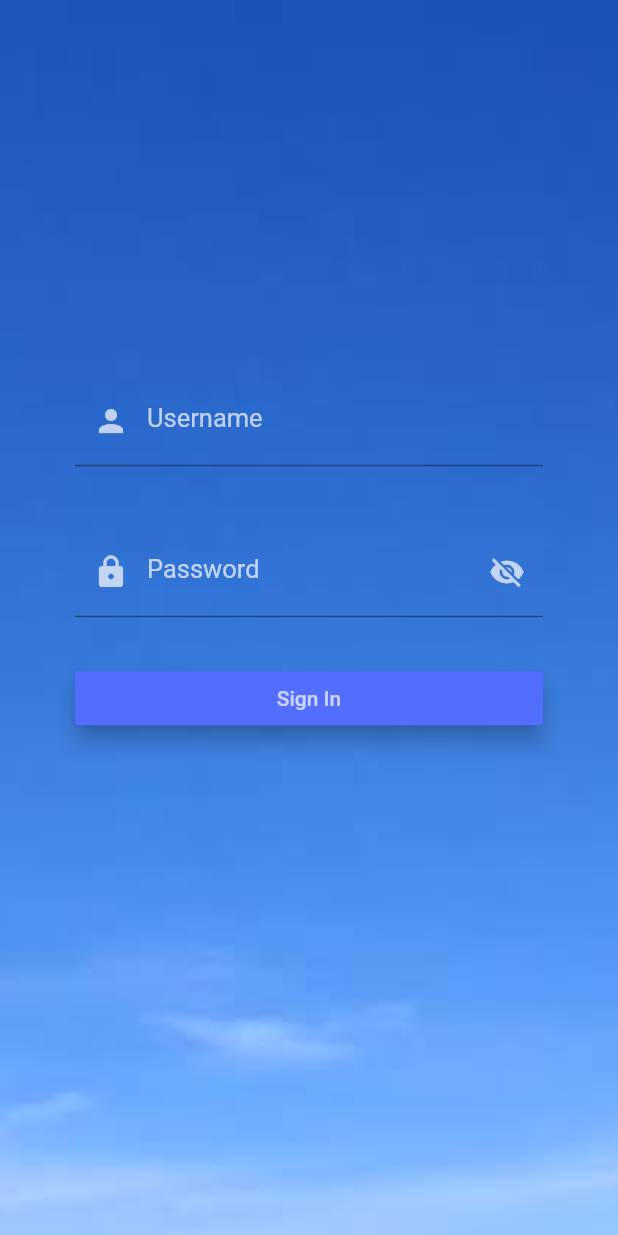
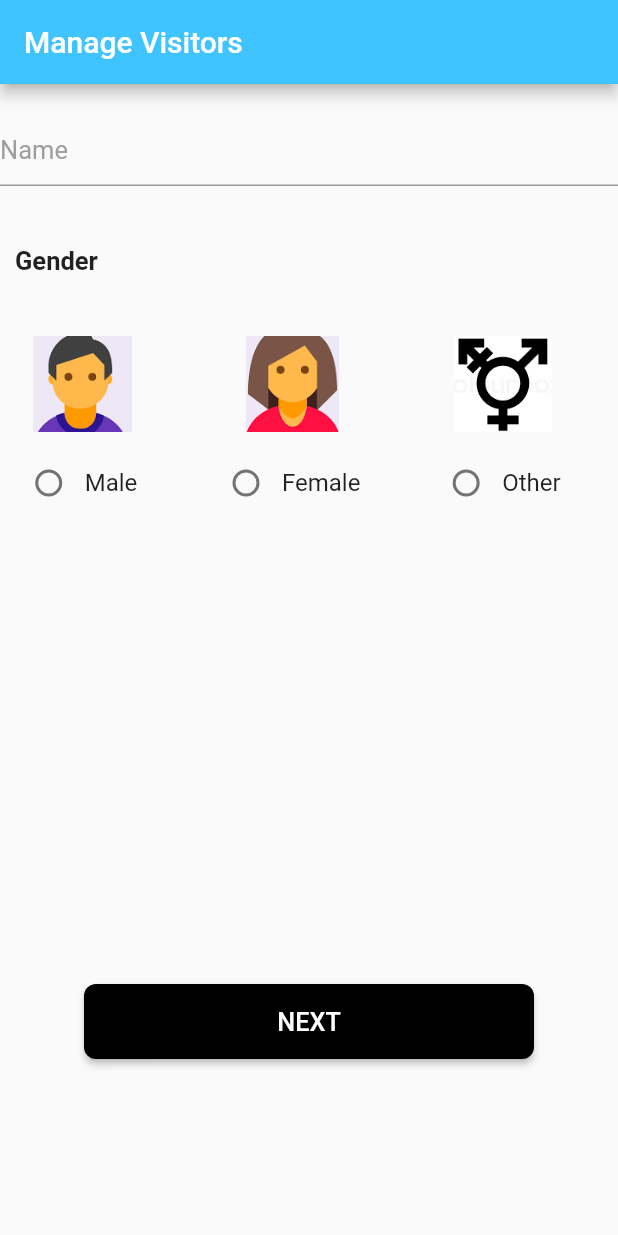
Before and after one commit to nikspatwal/flutter_project, a Flutter app: the screen it shows after launch, on a phone screen of 412 x 824 dp. Run offline on Flutter 3.47's test engine with Material 2 defaults, Android fonts, the phone set to English and light mode, and no system bars; our stand-ins replace camera, chopper, device_info, image_picker, shared_preferences; generated files the repository leaves out were written again.

Commit message:
image picker

```diff
--- a/lib/main.dart
+++ b/lib/main.dart
@@ -1,5 +1,7 @@
 import 'package:flutter/material.dart';
 import 'package:provider/provider.dart';
+import 'package:vinnoba/screens/Camtry.dart';
+import 'package:vinnoba/screens/FormPage.dart';
 
 import 'package:vinnoba/screens/LoginPage.dart';
 import 'utils/api.dart';
@@ -19,7 +21,7 @@ class MyApp extends StatelessWidget{
     child:MaterialApp(
       debugShowCheckedModeBanner: false,
       title: "Vinnoba",
-      home: LoginPage(),
+      home: CamTry(),
     )
     );
   }
--- /dev/null
+++ b/lib/screens/Camtry.dart
@@ -0,0 +1,201 @@
+import 'dart:io';
+
+import 'package:flutter/material.dart';
+import 'package:image_picker/image_picker.dart';
+
+class CamTry extends StatefulWidget {
+  @override
+  State<StatefulWidget> createState(
+      ) {
+    return CamTryState();
+  }
+}
+
+class CamTryState extends State<CamTry>{
+  TextEditingController nameController= TextEditingController();
+  int radioValue=0;
+
+  File image;
+
+  Future getCam() async{
+    var pic = await ImagePicker.pickImage(source: ImageSource.camera);
+    setState(() {
+      image = pic;
+    });
+  }
+
+
+
+  @override
+  Widget build(BuildContext context) {
+    // TODO: implement build
+    return Scaffold(
+      appBar: AppBar( title: Text( "Manage Visitors" ) ,
+          backgroundColor: Colors.lightBlueAccent ,) ,
+      body: first()
+    );
+  }
+
+  first(){
+
+    return SingleChildScrollView(child:
+    Column( children: <Widget>[
+      Padding(padding: EdgeInsets.only(top: 20.0,bottom: 10.0),
+        child: TextFormField(
+            keyboardType: TextInputType.text,
+            controller: nameController ,
+            style: TextStyle(
+                color: Colors.black ,
+                fontSize: 17.0 ,
+                decoration: TextDecoration.none ) ,
+            decoration: InputDecoration(
+
+              hintText: "Name" ,
+              hintStyle: TextStyle(
+                color: Colors.grey ,),
+              errorStyle:  TextStyle( color: Colors.red ) ,
+            ) ,
+            validator: (
+                String value
+                ) {
+              if(value.isEmpty){
+                return "Please enter mobile no.";
+              }
+              return null;
+            } ) ,),
+
+      Container(alignment: Alignment.topLeft,
+        padding: EdgeInsets.only(top: 30.0,bottom: 20.0,left: 10.0,right: 10.0),
+        child: Text("Gender",
+          textAlign: TextAlign.left,
+          style: TextStyle(fontSize: 17.0,
+              fontWeight: FontWeight.bold),),),
+
+
+
+      Row(
+        children: <Widget>[
+          Column(
+            children: <Widget>[
+              Padding(padding: EdgeInsets.only(top: 20.0,bottom: 10.0,left: 10.0),
+                child: Image.asset('assets/images/male.png',height: 64,width: 90,),
+              ),
+              Row(
+                children: <Widget>[
+                  Radio(
+                    value: 1,
+                    groupValue: radioValue,
+                    onChanged: (int i) => setState(() => radioValue = i),
+                  ),
+
+
+                  Text(
+                    "Male",
+                    style: new TextStyle(fontSize: 16.0),
+                  )
+                ],
+              )
+            ],
+          ),
+
+          Container(
+            width: 40.0,
+          ),
+
+
+          Column(
+            children: <Widget>[
+              Padding(padding: EdgeInsets.only(top: 20.0,bottom: 10.0,left: 10.0),
+                child: Image.asset('assets/images/femalecropped.png',height: 64,width: 90,),
+              ),
+              Row(
+                children: <Widget>[
+                  Radio(
+                    value: 2,
+                    groupValue: radioValue,
+                    onChanged: (int i) => setState(() => radioValue = i),
+                  ),
+
+
+                  Text(
+                    "Female",
+                    style: new TextStyle(fontSize: 16.0),
+                  )
+                ],
+              )
+            ],
+          ),
+
+          Container(
+            width: 40.0,
+          ),
+
+
+
+
+          Column(
+            children: <Widget>[
+              Padding(padding: EdgeInsets.only(top: 20.0,bottom: 10.0,left: 10.0),
+                child: Image.asset('assets/images/other.png',height: 64,width: 90,),
+              ),
+              Row(
+                children: <Widget>[
+                  Radio(
+                    value: 3,
+                    groupValue: radioValue,
+                    onChanged: (int i) => setState(() => radioValue = i),
+                  ),
+
+
+                  Text(
+                    "Other",
+                    style: new TextStyle(fontSize: 16.0),
+                  )
+                ],
+              )
+            ],
+          ),
+
+
+
+
+
+        ],
+      ),
+
+
+      Container(
+        width: 300.0,
+        height: 300.0,
+      ),
+
+      Container(alignment: Alignment.bottomCenter,
+
+          padding: EdgeInsets.all(10.0),
+          child: ButtonTheme(
+            minWidth: 300.0,height: 50.0,
+            buttonColor: Colors.black,
+            shape: RoundedRectangleBorder(
+                borderRadius: BorderRadius.circular(8.0)),
+            child: RaisedButton(
+                elevation:2.0,
+                color: Colors.black,
+
+                child:Text("NEXT",style: TextStyle(color: Colors.white,
+                ),textScaleFactor: 1.2,) ,
+                onPressed:() => getCam()
+              /*Navigator.push(context, MaterialPageRoute(builder: (context) =>  cameraCaptureOne()))*/
+            ),
+          ))
+
+
+    ]
+    ));
+
+
+
+
+  }
+
+
+}
--- a/lib/screens/FormPage.dart
+++ b/lib/screens/FormPage.dart
@@ -1,6 +1,8 @@
 import 'package:camera/camera.dart';
 import 'package:flutter/material.dart';
 import 'package:vinnoba/screens/CameraCaptureTwo.dart';
+
+import 'Camtry.dart';
 class FormPage extends StatefulWidget {
   @override
   State<StatefulWidget> createState(
@@ -247,7 +249,7 @@ class FormPageState extends State<FormPage> with SingleTickerProviderStateMixin{
 
                   child:Text("CAPTURE",style: TextStyle(color: Colors.white,
                   ),textScaleFactor: 1.2,) ,
-                  onPressed:() => Navigator.push(context, MaterialPageRoute(builder: (context) => CameraCaptureTwo()))
+                  onPressed:() => Navigator.push(context, MaterialPageRoute(builder: (context) => CamTry()))
               ),
 
     );
--- a/lib/screens/LoginPage.dart
+++ b/lib/screens/LoginPage.dart
@@ -188,9 +188,8 @@ class LoginPageState extends State<LoginPage> {
 */
 
 
-  FutureBuilder<Response> buildBody
-      (BuildContext context,String username ,String password, String id ) {
-
+  FutureBuilder<Response> buildBody(BuildContext context,
+      String username,String password, String id ) {
     Map<String , String> map = {"client_id": id};
     String credentials = username + ":" + password;
     String auth = "Basic " + base64.encode( utf8.encode( credentials ) );
@@ -201,10 +200,12 @@ class LoginPageState extends State<LoginPage> {
       builder: (context ,snapshot){
         print( "$map,$auth,$username,$password" );
         if (snapshot.connectionState == ConnectionState.done){
+          if(snapshot.hasData){
+            print("fdgdrgreg");
+          }
           Map headers = snapshot.data.headers;
-          print(headers.toString());
           Map body = json.decode( snapshot.data.bodyString );
-          print(body.toString());
+          print(body);
           BasicUtils.savePreferences( PrefKeys.token ,headers['x-auth-token'] );
           BasicUtils.savePreferences(PrefKeys.refreshToken, headers['refresh-token']);
           BasicUtils.savePreferences( PrefKeys.username ,body['username'] );
@@ -213,7 +214,6 @@ class LoginPageState extends State<LoginPage> {
           BasicUtils.savePreferences( PrefKeys.clientId ,id );
           BasicUtils.savePreferences( PrefKeys.entityId ,body['entity_id'] );
           return navigateTo();
-
         }
         else{
           return Center(
--- a/pubspec.yaml
+++ b/pubspec.yaml
@@ -29,7 +29,7 @@ dependencies:
   path_provider: ^1.3.1
   path: ^1.6.4
   device_info: ^0.4.1+1
-
+  image_picker: ^0.6.1+11
 
 
   # The following adds the Cupertino Icons font to your application.
```
Also changed, not shown: lib/Extra/cameracheck.dart (renamed from lib/screens/cameracheck.dart), pubspec.lock.
